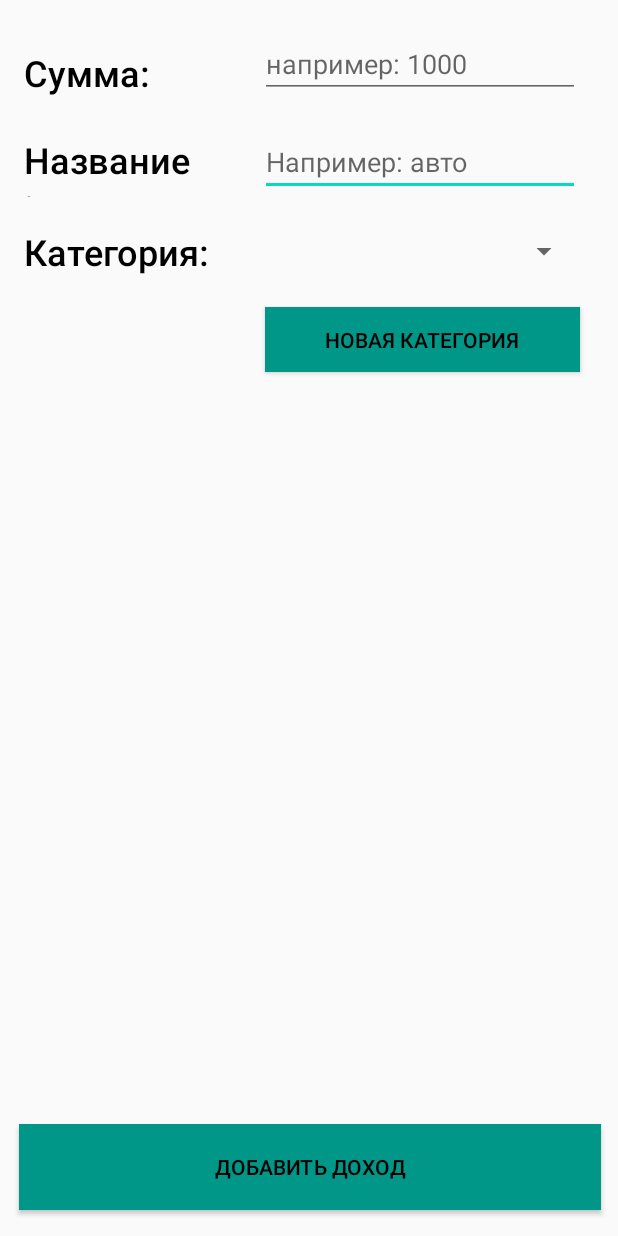
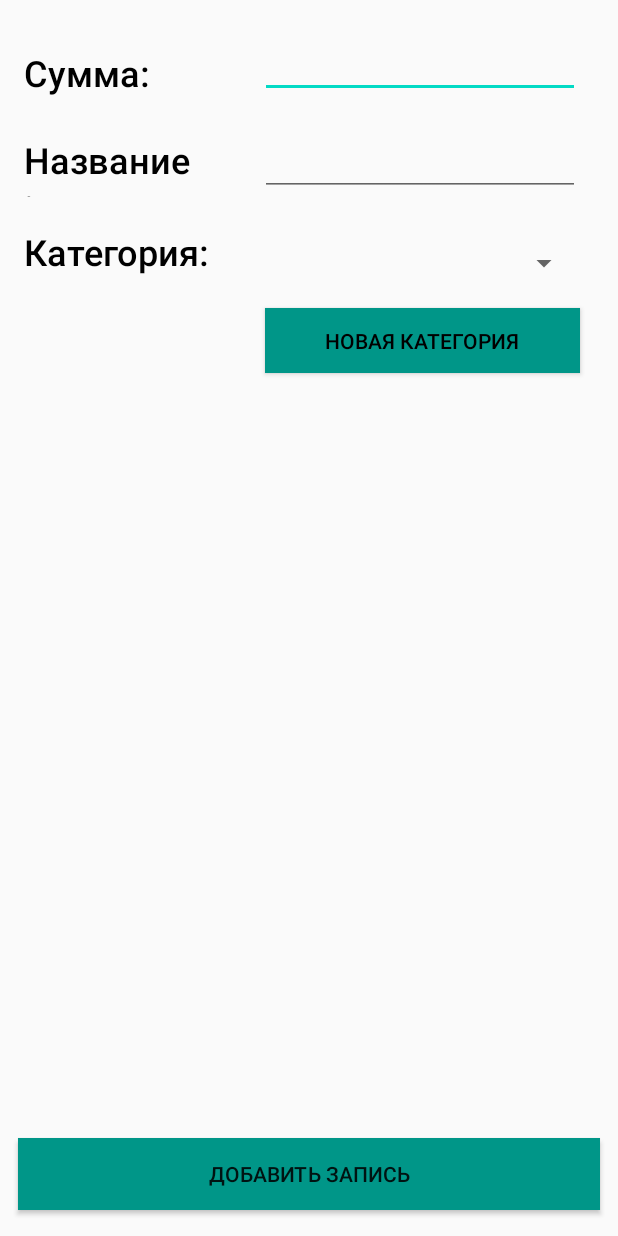
Before and after one commit to sullssul/topNet, an Android app: the layout activity_add_new_profit.xml on its own in the app's theme, with its tools: preview values and no code run, on a phone screen of 412 x 824 dp. Run offline under Robolectric (Android 15) with nearby library versions, the phone set to English and light mode, and no system bars.

```diff
--- a/app/src/main/res/layout/activity_add_new_profit.xml
+++ b/app/src/main/res/layout/activity_add_new_profit.xml
@@ -6,28 +6,18 @@
     android:layout_height="match_parent"
     tools:context=".Add_new_profit">
 
-    <Spinner
-        android:id="@+id/type_spinner"
-        android:layout_width="213dp"
-        android:layout_height="34dp"
-        android:layout_marginTop="20dp"
-        android:layout_marginEnd="25dp"
-        android:layout_marginRight="25dp"
-        app:layout_constraintEnd_toEndOf="parent"
-        app:layout_constraintTop_toBottomOf="@+id/name_edit_text" />
-
     <Button
         android:id="@+id/new_type_button"
         android:layout_width="210dp"
         android:layout_height="43dp"
-        android:layout_marginTop="20dp"
+        android:layout_marginTop="15dp"
         android:layout_marginEnd="25dp"
         android:layout_marginRight="25dp"
         android:background="#009688"
         android:text="Новая категория"
         android:textColor="#000000"
         app:layout_constraintEnd_toEndOf="parent"
-        app:layout_constraintTop_toBottomOf="@+id/type_spinner" />
+        app:layout_constraintTop_toBottomOf="@+id/profit_spinner" />
 
 
     <TextView
@@ -58,32 +48,6 @@
         app:layout_constraintStart_toStartOf="parent"
         app:layout_constraintTop_toTopOf="parent" />
 
-    <EditText
-        android:id="@+id/name_edit_text"
-        android:layout_width="wrap_content"
-        android:layout_height="wrap_content"
-        android:layout_marginTop="20dp"
-        android:layout_marginEnd="25dp"
-        android:layout_marginRight="25dp"
-        android:ems="10"
-        android:hint="Например: авто"
-        android:inputType="textPersonName"
-        app:layout_constraintEnd_toEndOf="parent"
-        app:layout_constraintTop_toBottomOf="@+id/sum_edit_text" />
-
-    <EditText
-        android:id="@+id/sum_edit_text"
-        android:layout_width="wrap_content"
-        android:layout_height="wrap_content"
-        android:layout_marginTop="20dp"
-        android:layout_marginEnd="25dp"
-        android:layout_marginRight="25dp"
-        android:ems="10"
-        android:hint="например: 1000"
-        android:inputType="number"
-        app:layout_constraintEnd_toEndOf="parent"
-        app:layout_constraintTop_toTopOf="parent" />
-
     <TextView
         android:id="@+id/textView6"
         android:layout_width="115dp"
@@ -98,19 +62,52 @@
         app:layout_constraintStart_toStartOf="parent"
         app:layout_constraintTop_toBottomOf="@+id/textView8" />
 
+    <EditText
+        android:id="@+id/sum_profit"
+        android:layout_width="wrap_content"
+        android:layout_height="wrap_content"
+        android:layout_marginTop="20dp"
+        android:layout_marginEnd="25dp"
+        android:layout_marginRight="25dp"
+        android:ems="10"
+        android:inputType="number"
+        app:layout_constraintEnd_toEndOf="parent"
+        app:layout_constraintTop_toTopOf="parent" />
+
+    <EditText
+        android:id="@+id/name_profit"
+        android:layout_width="wrap_content"
+        android:layout_height="wrap_content"
+        android:layout_marginTop="20dp"
+        android:layout_marginEnd="25dp"
+        android:layout_marginRight="25dp"
+        android:ems="10"
+        android:inputType="textPersonName"
+        app:layout_constraintEnd_toEndOf="parent"
+        app:layout_constraintTop_toBottomOf="@+id/sum_profit" />
+
+    <Spinner
+        android:id="@+id/profit_spinner"
+        android:layout_width="209dp"
+        android:layout_height="29dp"
+        android:layout_marginTop="30dp"
+        android:layout_marginEnd="25dp"
+        android:layout_marginRight="25dp"
+        app:layout_constraintEnd_toEndOf="parent"
+        app:layout_constraintTop_toBottomOf="@+id/name_profit" />
+
     <Button
-        android:id="@+id/button"
+        android:id="@+id/add_profit_button"
+        android:layout_width="388dp"
         android:onClick="AddNewProfit"
-        android:layout_width="388dp"
-        android:layout_height="57dp"
+        android:layout_height="wrap_content"
         android:layout_marginStart="12dp"
         android:layout_marginLeft="12dp"
-        android:layout_marginEnd="11dp"
-        android:layout_marginRight="11dp"
+        android:layout_marginEnd="12dp"
+        android:layout_marginRight="12dp"
         android:layout_marginBottom="17dp"
         android:background="#009688"
-        android:text="Добавить доход"
-        android:textColor="#000000"
+        android:text="Добавить запись"
         app:layout_constraintBottom_toBottomOf="parent"
         app:layout_constraintEnd_toEndOf="parent"
         app:layout_constraintStart_toStartOf="parent" />
--- a/build.gradle
+++ b/build.gradle
@@ -8,7 +8,7 @@ buildscript {
 
     }
     dependencies {
-        classpath 'com.android.tools.build:gradle:3.6.2'
+        classpath 'com.android.tools.build:gradle:3.6.3'
 
 
 
```
Also changed, not shown: app/src/main/java/com/example/vladkerasosi/Add_new.java (+6 -2 lines), app/src/main/java/com/example/vladkerasosi/Add_new_profit.java (+14 -11 lines), app/src/main/java/com/example/vladkerasosi/MainActivity.java (+31 -36 lines), app/src/main/java/com/example/vladkerasosi/Profit_Activity.java (+58 -28 lines), app/src/main/java/com/example/vladkerasosi/Purchases.java (+4 -4 lines), app/src/main/res/layout/activity_main.xml (+28 -15 lines), app/src/main/res/layout/activity_profit.xml (+19 -6 lines).
